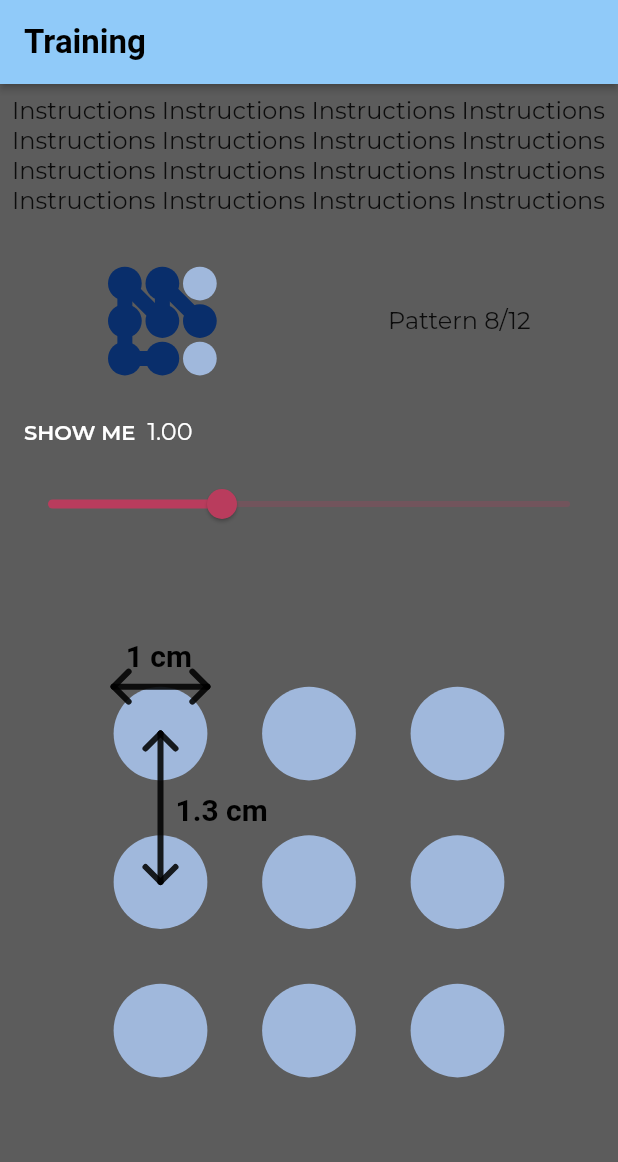
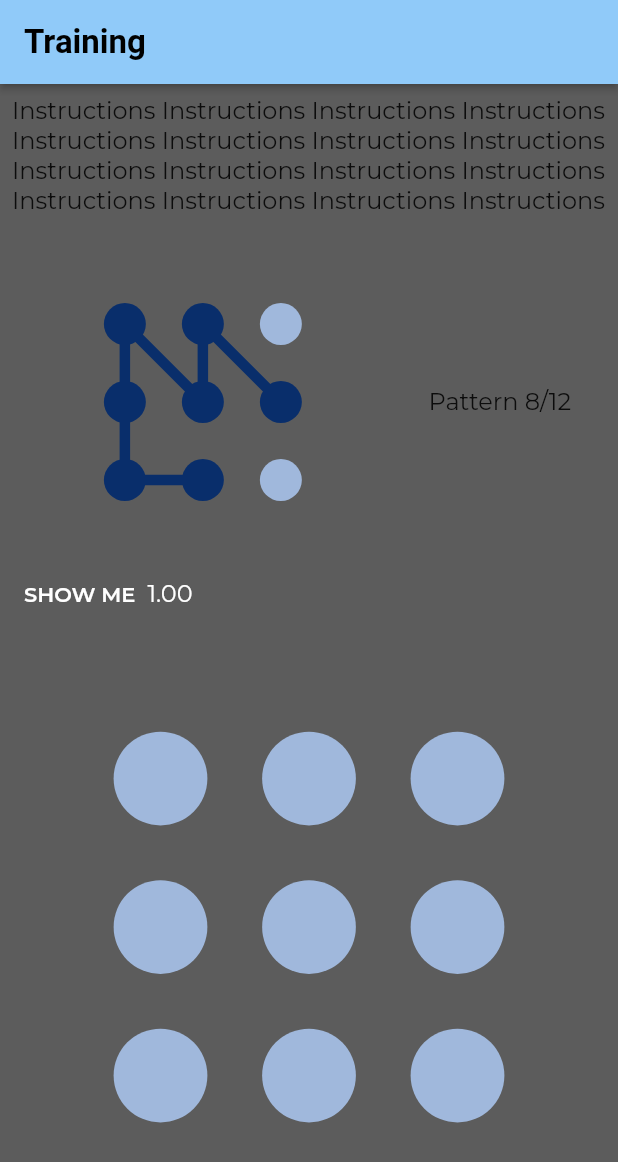
Before and after one commit to IvonZZhang/daily_slide, a Flutter app: the TrainingPageWidget screen opened by its route, on a phone screen of 412 x 824 dp. Shown: the top 1162 px of the screen. Run offline on Flutter 3.47's test engine with Material 2 defaults, Android fonts, the light colour scheme and no system bars; drawn by our look-alikes of auto_size_text; our stand-ins replace google_fonts; network calls fail; Roboto replaces fonts that are missing (Poppins).

Commit message:
Updated the layout in training page to fix instruction text and pattern
The remaining space on the screen is then for the pattern example, which resizes with the screen size.

```diff
--- a/lib/pages/training_page.dart
+++ b/lib/pages/training_page.dart
@@ -63,30 +63,36 @@ class _TrainingPageWidgetState extends State<TrainingPageWidget> {
                           'Instructions Instructions Instructions Instructions Instructions Instructions Instructions Instructions Instructions Instructions Instructions Instructions Instructions Instructions Instructions Instructions ',
                         ),
                       ),
-                      Row(
-                        mainAxisSize: MainAxisSize.min,
+                    ],
+                  ),
+                ),
+                Expanded(
+                  child: Row(
                     mainAxisAlignment: MainAxisAlignment.spaceAround,
                     crossAxisAlignment: CrossAxisAlignment.center,
                     children: [
-                          const SizedBox(
-                            height: 100,
-                            width: 100,
+                      ConstrainedBox(
+                        constraints: BoxConstraints(
+                          maxWidth: MediaQuery.of(context).size.width*2/3,
+                        ),
+                        child: AspectRatio(
+                          aspectRatio: 1,
                           child: PatternPadStatic(
                             dimension: 3,
                             relativePadding: 1,
                             selectedColor: AppThemeData.patternDotSelectedColor,
                             notSelectedColor: AppThemeData.patternDotNotSelectedColor,
-                              pointRadius: 11.25,
-                              strokeWidth: 10,
+                            pointRadius: 14,
+                            strokeWidth: 7,
                             showInput: true,
                             fillPoints: true,
                             pattern: [7, 6, 3, 0, 4, 1, 5],
                           ),
                         ),
-                          const SizedBox(
-                            child: Text("Pattern 8/12"),
-                          )
+                      ),
+                      const Text("Pattern 8/12")
                     ],
+                  ),
                 ),
                 Row(
                   children: [
@@ -112,29 +118,32 @@ class _TrainingPageWidgetState extends State<TrainingPageWidget> {
                     Text(_currentSliderValue.toStringAsFixed(2), style: const TextStyle(color: Colors.white),),
                   ],
                 ),
-                      Builder(
-                        builder: (context) {
-                          return Slider(
-                            value: _currentSliderValue,
-                            max: 3.0,
-                            min: 0.0,
-                            label: _currentSliderValue.toStringAsFixed(2),
-                            onChanged: (double value) {
-                              var patternModel = context.read<PatternModel>();
-                              patternModel.padding = value;
-                              setState(() {
-                                _currentSliderValue = value;
-                              });
-                            }
-                          );
-                        }
+                // Builder(
+                //   builder: (context) {
+                //     return Slider(
+                //       value: _currentSliderValue,
+                //       max: 3.0,
+                //       min: 0.0,
+                //       label: _currentSliderValue.toStringAsFixed(2),
+                //       onChanged: (double value) {
+                //         var patternModel = context.read<PatternModel>();
+                //         patternModel.padding = value;
+                //         setState(() {
+                //           _currentSliderValue = value;
+                //         });
+                //       }
+                //     );
+                //   }
+                // ),
+                Align(
+                  alignment: Alignment.bottomCenter,
+                  child: ConstrainedBox(
+                    constraints: BoxConstraints(
+                      minWidth: MediaQuery.of(context).size.width - 16,
+                      minHeight: MediaQuery.of(context).size.width - 16,
                     ),
-                    ],
-                  ),
-                ),
-                Expanded(
-                  child: Align(
-                    alignment: Alignment.bottomCenter,
+                    child: AspectRatio(
+                      aspectRatio: 1,
                       child: PatternPad(
                         dimension: 3,
                         relativePadding: 1,
@@ -144,10 +153,11 @@ class _TrainingPageWidgetState extends State<TrainingPageWidget> {
                         strokeWidth: 10,
                         showInput: true,
                         fillPoints: true,
-                      showDiameter: true,
-                      showInterdistance: true,
+                        showDiameter: false,
+                        showInterdistance: false,
                         onInputComplete: (List<int> pattern) =>
                             debugPrint("pattern is ${pattern.toString()}}"),
+                      ),
                     ),
                   ),
                 ),
```
Lines whose indentation alone changed are shown as unchanged.
